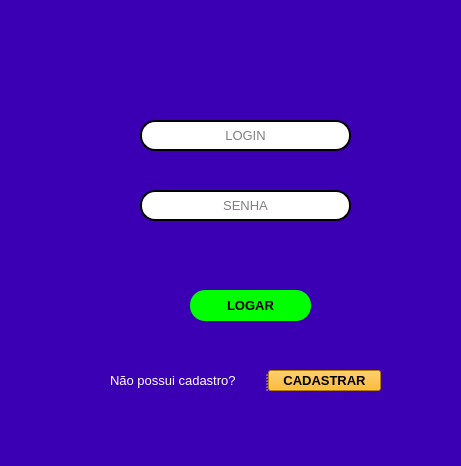
The window that primeira_tela.ui (gsilva1602/login-interface) describes before a commit, drawn with Qt 5.
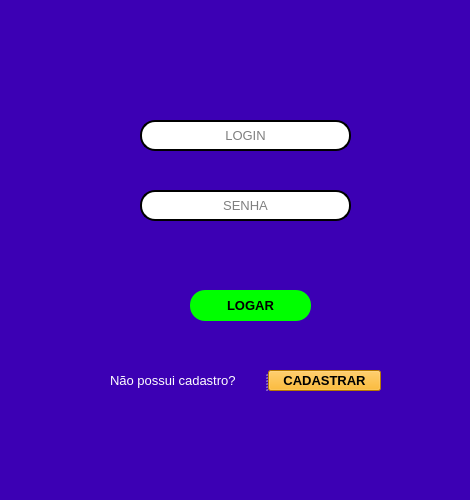
The same window after the commit. Icons and pictures are not drawn.

Patch:
```diff
--- a/primeira_tela.ui
+++ b/primeira_tela.ui
@@ -9,10 +9,22 @@
    <rect>
     <x>0</x>
     <y>0</y>
-    <width>461</width>
-    <height>466</height>
+    <width>470</width>
+    <height>500</height>
    </rect>
   </property>
+  <property name="minimumSize">
+   <size>
+    <width>470</width>
+    <height>500</height>
+   </size>
+  </property>
+  <property name="maximumSize">
+   <size>
+    <width>470</width>
+    <height>500</height>
+   </size>
+  </property>
   <property name="font">
    <font>
     <kerning>true</kerning>
```
Left out of the diff: 5 changed lines with no effect on the pictures.
